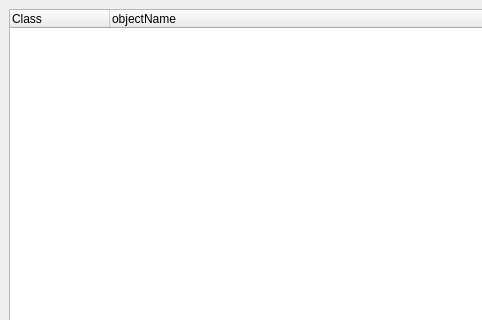
First picture: the form in src/QtGuiInspector.ui, repository reihu/QtGuiInspector, before the edit; both pictures show x 0 to 482 and y 0 to 320 of the 800 by 600 pixel window.
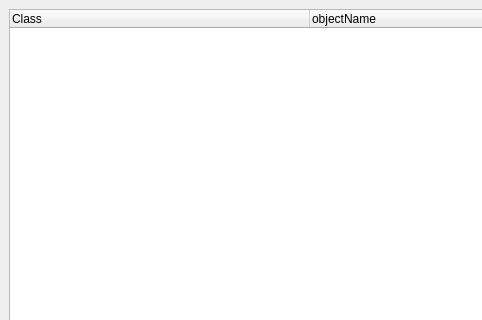
Second picture: the form after the edit. Custom widgets are drawn as their Qt base class.

Commit message: improved column width in the widget tree

What changed in the file:
```diff
--- a/src/QtGuiInspector.ui
+++ b/src/QtGuiInspector.ui
@@ -17,6 +17,9 @@
    <layout class="QVBoxLayout" name="verticalLayout_3">
     <item>
      <widget class="ObjectTree" name="objectTree">
+      <attribute name="headerDefaultSectionSize">
+       <number>300</number>
+      </attribute>
       <column>
        <property name="text">
         <string notr="true">Class</string>
```
